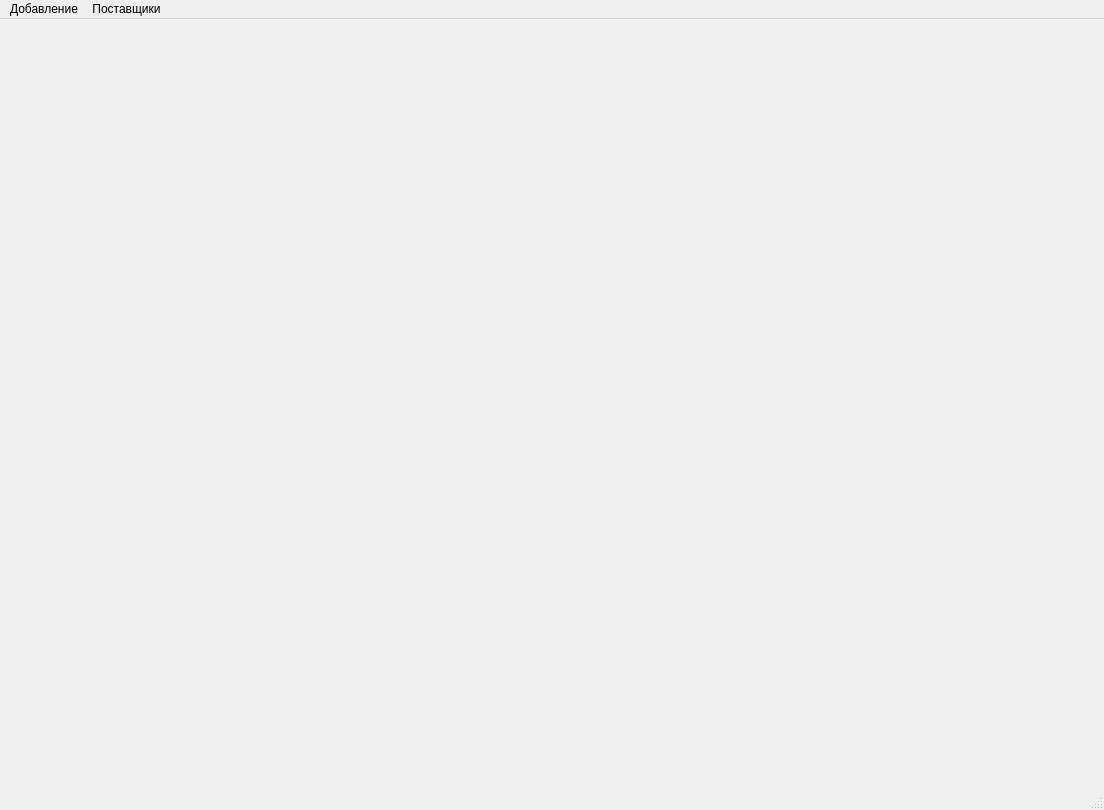
Meller008/CRM-Avi, file ui/main.ui: the form before one commit.
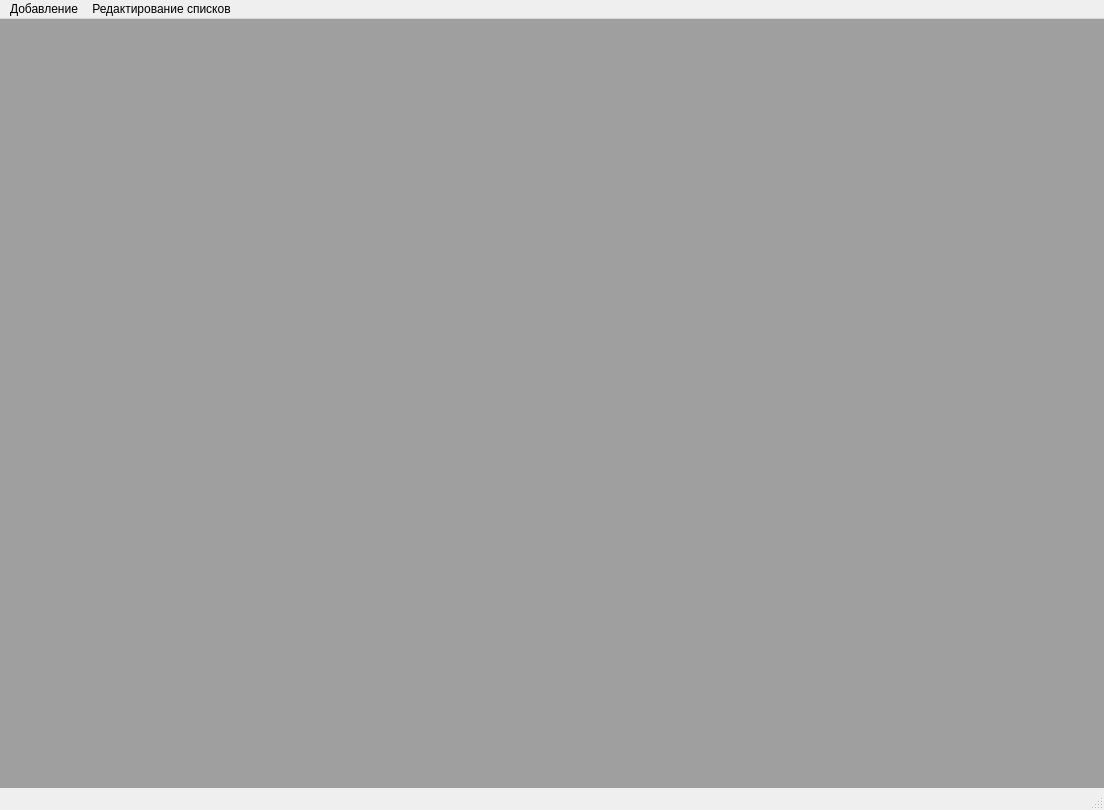
The form after the commit.

```diff
--- a/ui/main.ui
+++ b/ui/main.ui
@@ -13,7 +13,47 @@
   <property name="windowTitle">
    <string>MainWindow</string>
   </property>
-  <widget class="QWidget" name="centralwidget"/>
+  <widget class="QWidget" name="centralwidget">
+   <layout class="QGridLayout" name="gridLayout">
+    <property name="leftMargin">
+     <number>0</number>
+    </property>
+    <property name="topMargin">
+     <number>0</number>
+    </property>
+    <property name="rightMargin">
+     <number>0</number>
+    </property>
+    <property name="bottomMargin">
+     <number>0</number>
+    </property>
+    <item row="0" column="0">
+     <widget class="QMdiArea" name="mdi">
+      <property name="frameShadow">
+       <enum>QFrame::Plain</enum>
+      </property>
+      <property name="sizeAdjustPolicy">
+       <enum>QAbstractScrollArea::AdjustIgnored</enum>
+      </property>
+      <property name="activationOrder">
+       <enum>QMdiArea::CreationOrder</enum>
+      </property>
+      <property name="viewMode">
+       <enum>QMdiArea::SubWindowView</enum>
+      </property>
+      <property name="documentMode">
+       <bool>false</bool>
+      </property>
+      <property name="tabsClosable">
+       <bool>false</bool>
+      </property>
+      <property name="tabsMovable">
+       <bool>false</bool>
+      </property>
+     </widget>
+    </item>
+   </layout>
+  </widget>
   <widget class="QMenuBar" name="menubar">
    <property name="geometry">
     <rect>
@@ -31,7 +71,7 @@
    </widget>
    <widget class="QMenu" name="menu_2">
     <property name="title">
-     <string>Поставщики</string>
+     <string>Редактирование списков</string>
     </property>
     <addaction name="ma_material_provider"/>
    </widget>
```
Left out of the diff: 66 changed lines with no effect on the pictures.
